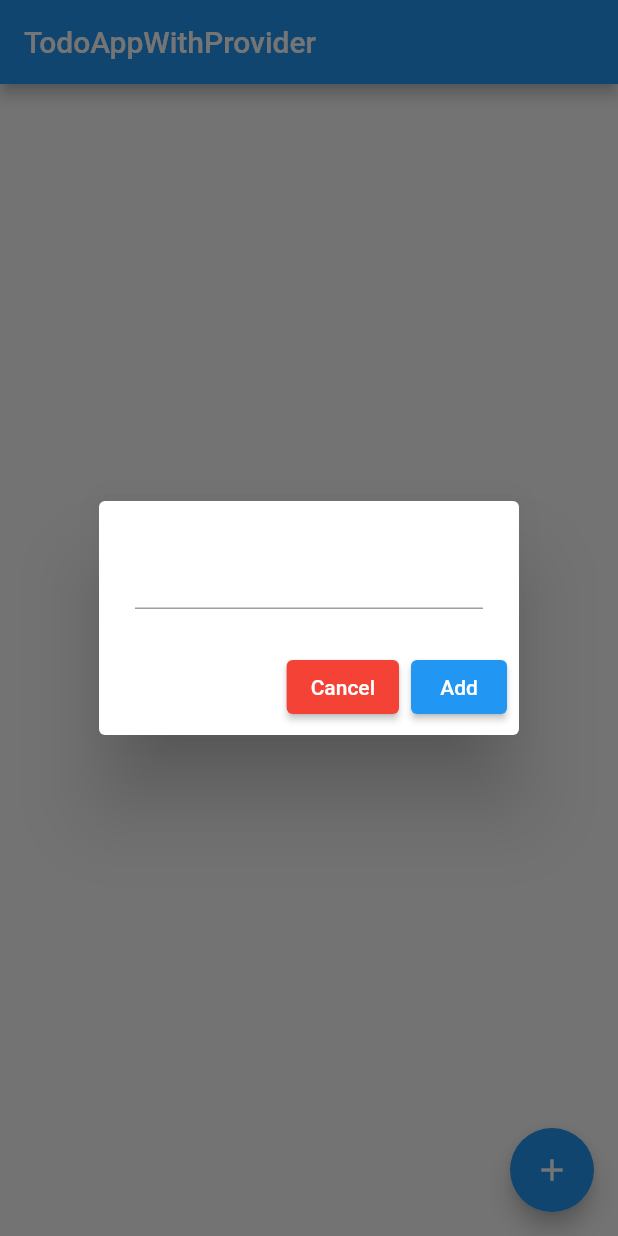
After one commit to jahidul96/flutter_everyday, a Flutter app: the TodoAppWithProvider screen opened directly, after a tap on the "add" icon, on a phone screen of 412 x 824 dp. The commit adds this screen. Run offline on Flutter 3.47's test engine with Material 2 defaults, Android fonts, the light colour scheme and no system bars; our stand-ins replace image_picker.

Commit message:
todo app with provider

```diff
--- a/lib/main.dart
+++ b/lib/main.dart
@@ -1,6 +1,7 @@
 import 'package:flutter/material.dart';
 import 'package:flutter_everyday/provider/increase_decrease_provider.dart';
-import 'package:flutter_everyday/screens/provider_demo_page_one.dart';
+import 'package:flutter_everyday/provider/todoapp_provider.dart';
+import 'package:flutter_everyday/screens/todoappwithprovider.dart';
 import 'package:provider/provider.dart';
 
 void main() {
@@ -17,6 +18,9 @@ class MyApp extends StatelessWidget {
       providers: [
         ChangeNotifierProvider(
           create: (context) => IncreaseDecreaseProvider(),
+        ),
+        ChangeNotifierProvider(
+          create: (context) => TodoAppProvider(),
         )
       ],
       child: MaterialApp(
@@ -25,7 +29,7 @@ class MyApp extends StatelessWidget {
         theme: ThemeData(
           primarySwatch: Colors.blue,
         ),
-        home: const ProviderDemoPageOne(),
+        home: const TodoAppWithProvider(),
       ),
     );
   }
--- /dev/null
+++ b/lib/provider/todoapp_provider.dart
@@ -0,0 +1,15 @@
+import 'package:flutter/cupertino.dart';
+
+class TodoAppProvider extends ChangeNotifier {
+  List<String> todos = [];
+
+  void addTodo(String text) {
+    todos.add(text);
+    notifyListeners();
+  }
+
+  void removeTodo(int index) {
+    todos.removeAt(index);
+    notifyListeners();
+  }
+}
--- /dev/null
+++ b/lib/screens/todoappwithprovider.dart
@@ -0,0 +1,75 @@
+import 'package:flutter/material.dart';
+import 'package:flutter_everyday/provider/todoapp_provider.dart';
+import 'package:provider/provider.dart';
+
+class TodoAppWithProvider extends StatefulWidget {
+  const TodoAppWithProvider({super.key});
+
+  @override
+  State<TodoAppWithProvider> createState() => _TodoAppWithProviderState();
+}
+
+class _TodoAppWithProviderState extends State<TodoAppWithProvider> {
+  TextEditingController todoController = TextEditingController();
+  @override
+  Widget build(BuildContext context) {
+    return Consumer<TodoAppProvider>(
+      builder: (context, todoappProvider, child) => Scaffold(
+        appBar: AppBar(
+          title: const Text("TodoAppWithProvider"),
+        ),
+        body: ListView.builder(
+          padding: const EdgeInsets.symmetric(vertical: 10, horizontal: 10),
+          itemCount: todoappProvider.todos.length,
+          itemBuilder: (context, index) {
+            return Container(
+              margin: const EdgeInsets.only(bottom: 10),
+              color: Colors.grey.shade300,
+              child: ListTile(
+                title: Text(todoappProvider.todos[index]),
+                trailing: InkWell(
+                    onTap: () {
+                      todoappProvider.removeTodo(index);
+                    },
+                    child: const Icon(
+                      Icons.delete,
+                    )),
+              ),
+            );
+          },
+        ),
+        floatingActionButton: FloatingActionButton(
+          onPressed: () {
+            showDialog(
+              context: context,
+              builder: (context) {
+                return AlertDialog(
+                  title: TextField(
+                    controller: todoController,
+                  ),
+                  actions: [
+                    ElevatedButton(
+                      onPressed: () => Navigator.pop(context),
+                      style: ElevatedButton.styleFrom(
+                        backgroundColor: Colors.red,
+                      ),
+                      child: const Text("Cancel"),
+                    ),
+                    ElevatedButton(
+                        onPressed: () {
+                          todoappProvider.addTodo(todoController.text);
+                          todoController.clear();
+                          Navigator.pop(context);
+                        },
+                        child: const Text("Add"))
+                  ],
+                );
+              },
+            );
+          },
+          child: const Icon(Icons.add),
+        ),
+      ),
+    );
+  }
+}
```
